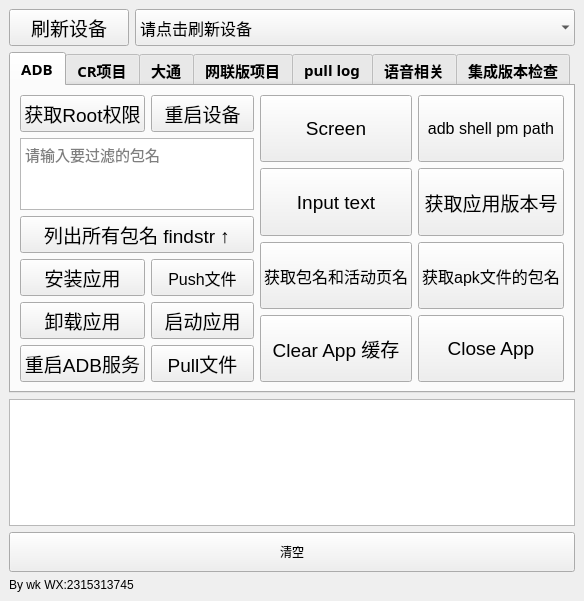
Above: adbtool.ui from wangke956/ADBTools before the change. Below: the same form after it.
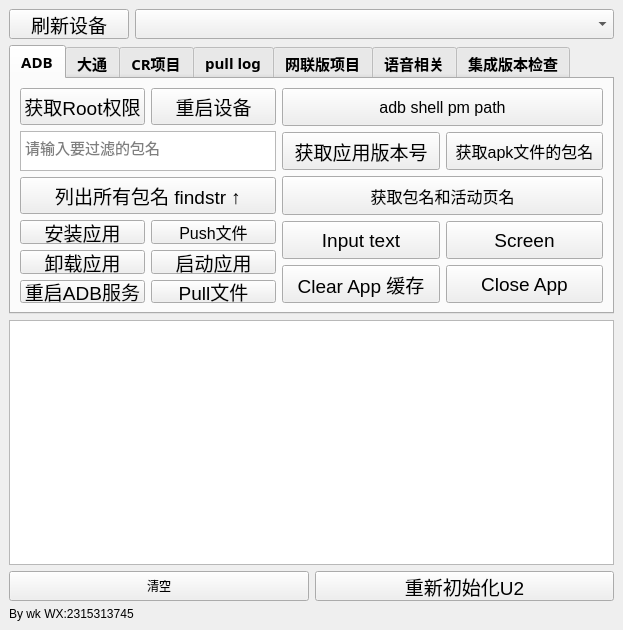
That is the form after the change.

The edit to the form file:
```diff
--- a/adbtool.ui
+++ b/adbtool.ui
@@ -7,8 +7,8 @@
    <rect>
     <x>0</x>
     <y>0</y>
-    <width>584</width>
-    <height>601</height>
+    <width>623</width>
+    <height>630</height>
    </rect>
   </property>
   <property name="sizePolicy">
@@ -65,73 +65,10 @@
     </sizepolicy>
    </property>
    <layout class="QGridLayout" name="gridLayout_6">
-    <property name="leftMargin">
-     <number>9</number>
-    </property>
-    <property name="topMargin">
-     <number>9</number>
-    </property>
-    <property name="rightMargin">
-     <number>9</number>
-    </property>
-    <property name="bottomMargin">
-     <number>9</number>
-    </property>
-    <item row="2" column="0">
-     <widget class="QTextBrowser" name="textBrowser">
-      <property name="enabled">
-       <bool>true</bool>
-      </property>
-      <property name="sizePolicy">
-       <sizepolicy hsizetype="Expanding" vsizetype="Expanding">
-        <horstretch>1</horstretch>
-        <verstretch>1</verstretch>
-       </sizepolicy>
-      </property>
-      <property name="minimumSize">
-       <size>
-        <width>0</width>
-        <height>100</height>
-       </size>
-      </property>
-      <property name="font">
-       <font>
-        <family>Franklin Gothic Medium</family>
-        <pointsize>12</pointsize>
-       </font>
-      </property>
-      <property name="acceptDrops">
-       <bool>true</bool>
-      </property>
-      <property name="tabChangesFocus">
-       <bool>false</bool>
-      </property>
-      <property name="readOnly">
-       <bool>false</bool>
-      </property>
-     </widget>
-    </item>
-    <item row="3" column="0">
-     <widget class="QPushButton" name="Cleartextbutton">
-      <property name="sizePolicy">
-       <sizepolicy hsizetype="Minimum" vsizetype="Minimum">
-        <horstretch>0</horstretch>
-        <verstretch>0</verstretch>
-       </sizepolicy>
-      </property>
-      <property name="minimumSize">
-       <size>
-        <width>0</width>
-        <height>40</height>
-       </size>
-      </property>
-      <property name="text">
-       <string>清空</string>
-      </property>
-     </widget>
-    </item>
     <item row="0" column="0">
-     <layout class="QFormLayout" name="formLayout_3">
+     <layout class="QVBoxLayout" name="verticalLayout_6">
+      <item>
+       <layout class="QFormLayout" name="formLayout_8">
       <item row="0" column="0">
        <widget class="QPushButton" name="RefreshButton">
         <property name="sizePolicy">
@@ -173,13 +110,13 @@
         </property>
         <property name="minimumSize">
          <size>
-          <width>150</width>
+            <width>50</width>
           <height>30</height>
          </size>
         </property>
         <property name="maximumSize">
          <size>
-          <width>500</width>
+            <width>16777215</width>
           <height>50</height>
          </size>
         </property>
@@ -195,40 +132,11 @@
           <pointsize>12</pointsize>
          </font>
         </property>
-        <property name="editable">
-         <bool>false</bool>
-        </property>
-        <property name="currentText">
-         <string notr="true">请点击刷新设备</string>
-        </property>
-        <property name="currentIndex">
-         <number>0</number>
-        </property>
-        <property name="maxVisibleItems">
-         <number>60</number>
-        </property>
-        <property name="iconSize">
-         <size>
-          <width>16</width>
-          <height>16</height>
-         </size>
-        </property>
-        <property name="placeholderText">
-         <string/>
-        </property>
-        <property name="frame">
-         <bool>false</bool>
-        </property>
-        <item>
-         <property name="text">
-          <string>请点击刷新设备</string>
-         </property>
-        </item>
        </widget>
       </item>
      </layout>
     </item>
-    <item row="1" column="0">
+      <item>
      <widget class="QTabWidget" name="tabWidget">
       <property name="enabled">
        <bool>true</bool>
@@ -269,37 +177,41 @@
        <attribute name="title">
         <string>ADB</string>
        </attribute>
-       <layout class="QFormLayout" name="formLayout_5">
+         <layout class="QFormLayout" name="formLayout_3">
         <item row="0" column="0" colspan="2">
+           <layout class="QFormLayout" name="formLayout_10">
+            <item row="0" column="0">
+             <layout class="QVBoxLayout" name="verticalLayout_3">
+              <item>
          <layout class="QGridLayout" name="gridLayout_3">
           <item row="0" column="0">
-           <layout class="QGridLayout" name="gridLayout">
-            <item row="8" column="0">
-             <widget class="QPushButton" name="reboot_adb_service_button">
+                 <widget class="QPushButton" name="adb_root_button">
+                  <property name="enabled">
+                   <bool>true</bool>
+                  </property>
               <property name="sizePolicy">
-               <sizepolicy hsizetype="Expanding" vsizetype="Expanding">
+                   <sizepolicy hsizetype="Expanding" vsizetype="Maximum">
                 <horstretch>0</horstretch>
                 <verstretch>0</verstretch>
                </sizepolicy>
               </property>
-              <property name="font">
-               <font>
-                <family>Arial</family>
-                <pointsize>14</pointsize>
-               </font>
-              </property>
-              <property name="text">
-               <string>重启ADB服务</string>
-              </property>
-             </widget>
-            </item>
-            <item row="6" column="0">
-             <widget class="QPushButton" name="adb_install_button">
-              <property name="sizePolicy">
-               <sizepolicy hsizetype="Expanding" vsizetype="Expanding">
-                <horstretch>0</horstretch>
-                <verstretch>0</verstretch>
-               </sizepolicy>
+                  <property name="minimumSize">
+                   <size>
+                    <width>0</width>
+                    <height>0</height>
+                   </size>
+                  </property>
+                  <property name="maximumSize">
+                   <size>
+                    <width>16777215</width>
+                    <height>60</height>
+                   </size>
+                  </property>
+                  <property name="baseSize">
+                   <size>
+                    <width>0</width>
+                    <height>0</height>
+                   </size>
               </property>
               <property name="font">
                <font>
@@ -308,33 +220,14 @@
                </font>
               </property>
               <property name="text">
-               <string>安装应用</string>
+                   <string>获取Root权限</string>
               </property>
              </widget>
             </item>
-            <item row="6" column="1">
-             <widget class="QPushButton" name="adb_push_file_button">
-              <property name="sizePolicy">
-               <sizepolicy hsizetype="Expanding" vsizetype="Expanding">
-                <horstretch>0</horstretch>
-                <verstretch>0</verstretch>
-               </sizepolicy>
-              </property>
-              <property name="font">
-               <font>
-                <family>Arial</family>
-                <pointsize>12</pointsize>
-               </font>
-              </property>
-              <property name="text">
-               <string>Push文件</string>
-              </property>
-             </widget>
-            </item>
-            <item row="1" column="1">
+                <item row="0" column="1">
              <widget class="QPushButton" name="button_reboot">
               <property name="sizePolicy">
-               <sizepolicy hsizetype="Expanding" vsizetype="Expanding">
+                   <sizepolicy hsizetype="Expanding" vsizetype="Maximum">
                 <horstretch>0</horstretch>
                 <verstretch>0</verstretch>
                </sizepolicy>
@@ -365,98 +258,30 @@
               </property>
              </widget>
             </item>
-            <item row="7" column="0">
-             <widget class="QPushButton" name="adb_uninstall_button">
-              <property name="sizePolicy">
-               <sizepolicy hsizetype="Expanding" vsizetype="Expanding">
-                <horstretch>0</horstretch>
-                <verstretch>0</verstretch>
-               </sizepolicy>
-              </property>
-              <property name="font">
-               <font>
-                <family>Arial</family>
-                <pointsize>14</pointsize>
-               </font>
-              </property>
-              <property name="text">
-               <string>卸载应用</string>
-              </property>
-             </widget>
-            </item>
-            <item row="7" column="1">
-             <widget class="QPushButton" name="start_app">
-              <property name="sizePolicy">
-               <sizepolicy hsizetype="Expanding" vsizetype="Expanding">
-                <horstretch>0</horstretch>
-                <verstretch>0</verstretch>
-               </sizepolicy>
-              </property>
-              <property name="font">
-               <font>
-                <family>Arial</family>
-                <pointsize>14</pointsize>
-               </font>
-              </property>
-              <property name="text">
-               <string>启动应用</string>
-              </property>
-             </widget>
-            </item>
-            <item row="1" column="0">
-             <widget class="QPushButton" name="adb_root_button">
-              <property name="enabled">
-               <bool>true</bool>
-              </property>
-              <property name="sizePolicy">
-               <sizepolicy hsizetype="Expanding" vsizetype="Expanding">
-                <horstretch>0</horstretch>
-                <verstretch>0</verstretch>
-               </sizepolicy>
-              </property>
-              <property name="minimumSize">
-               <size>
-                <width>0</width>
-                <height>0</height>
-               </size>
-              </property>
-              <property name="maximumSize">
-               <size>
-                <width>16777215</width>
-                <height>16777215</height>
-               </size>
-              </property>
-              <property name="sizeIncrement">
-               <size>
-                <width>0</width>
-                <height>1</height>
-               </size>
-              </property>
-              <property name="baseSize">
-               <size>
-                <width>0</width>
-                <height>0</height>
-               </size>
-              </property>
-              <property name="font">
-               <font>
-                <family>Arial</family>
-                <pointsize>14</pointsize>
-               </font>
-              </property>
-              <property name="text">
-               <string>获取Root权限</string>
-              </property>
-             </widget>
-            </item>
-            <item row="3" column="0" colspan="2">
+               </layout>
+              </item>
+              <item>
+               <layout class="QVBoxLayout" name="verticalLayout_5">
+                <item>
              <widget class="QTextEdit" name="Findstr">
               <property name="sizePolicy">
-               <sizepolicy hsizetype="Expanding" vsizetype="Expanding">
+                   <sizepolicy hsizetype="Expanding" vsizetype="Maximum">
                 <horstretch>0</horstretch>
                 <verstretch>0</verstretch>
                </sizepolicy>
               </property>
+                  <property name="minimumSize">
+                   <size>
+                    <width>0</width>
+                    <height>0</height>
+                   </size>
+                  </property>
+                  <property name="maximumSize">
+                   <size>
+                    <width>16777215</width>
+                    <height>60</height>
+                   </size>
+                  </property>
               <property name="font">
                <font>
                 <family>Arial</family>
@@ -478,29 +303,10 @@
               </property>
              </widget>
             </item>
-            <item row="8" column="1">
-             <widget class="QPushButton" name="adb_pull_file_button">
-              <property name="sizePolicy">
-               <sizepolicy hsizetype="Expanding" vsizetype="Expanding">
-                <horstretch>0</horstretch>
-                <verstretch>0</verstretch>
-               </sizepolicy>
-              </property>
-              <property name="font">
-               <font>
-                <family>Arial</family>
-                <pointsize>14</pointsize>
-               </font>
-              </property>
-              <property name="text">
-               <string>Pull文件</string>
-              </property>
-             </widget>
-            </item>
-            <item row="4" column="0" colspan="2">
+                <item>
              <widget class="QPushButton" name="list_package_button">
               <property name="sizePolicy">
-               <sizepolicy hsizetype="Expanding" vsizetype="Expanding">
+                   <sizepolicy hsizetype="Expanding" vsizetype="Maximum">
                 <horstretch>0</horstretch>
                 <verstretch>0</verstretch>
                </sizepolicy>
@@ -530,10 +336,155 @@
             </item>
            </layout>
           </item>
+              <item>
+               <layout class="QGridLayout" name="gridLayout">
+                <item row="0" column="0">
+                 <widget class="QPushButton" name="adb_install_button">
+                  <property name="sizePolicy">
+                   <sizepolicy hsizetype="Expanding" vsizetype="Maximum">
+                    <horstretch>0</horstretch>
+                    <verstretch>0</verstretch>
+                   </sizepolicy>
+                  </property>
+                  <property name="font">
+                   <font>
+                    <family>Arial</family>
+                    <pointsize>14</pointsize>
+                   </font>
+                  </property>
+                  <property name="text">
+                   <string>安装应用</string>
+                  </property>
+                 </widget>
+                </item>
+                <item row="0" column="1">
+                 <widget class="QPushButton" name="adb_push_file_button">
+                  <property name="sizePolicy">
+                   <sizepolicy hsizetype="Expanding" vsizetype="Maximum">
+                    <horstretch>0</horstretch>
+                    <verstretch>0</verstretch>
+                   </sizepolicy>
+                  </property>
+                  <property name="font">
+                   <font>
+                    <family>Arial</family>
+                    <pointsize>12</pointsize>
+                   </font>
+                  </property>
+                  <property name="text">
+                   <string>Push文件</string>
+                  </property>
+                 </widget>
+                </item>
+                <item row="1" column="0">
+                 <widget class="QPushButton" name="adb_uninstall_button">
+                  <property name="sizePolicy">
+                   <sizepolicy hsizetype="Expanding" vsizetype="Maximum">
+                    <horstretch>0</horstretch>
+                    <verstretch>0</verstretch>
+                   </sizepolicy>
+                  </property>
+                  <property name="font">
+                   <font>
+                    <family>Arial</family>
+                    <pointsize>14</pointsize>
+                   </font>
+                  </property>
+                  <property name="text">
+                   <string>卸载应用</string>
+                  </property>
+                 </widget>
+                </item>
+                <item row="1" column="1">
+                 <widget class="QPushButton" name="start_app">
+                  <property name="sizePolicy">
+                   <sizepolicy hsizetype="Expanding" vsizetype="Maximum">
+                    <horstretch>0</horstretch>
+                    <verstretch>0</verstretch>
+                   </sizepolicy>
+                  </property>
+                  <property name="font">
+                   <font>
+                    <family>Arial</family>
+                    <pointsize>14</pointsize>
+                   </font>
+                  </property>
+                  <property name="text">
+                   <string>启动应用</string>
+                  </property>
+                 </widget>
+                </item>
+                <item row="2" column="0">
+                 <widget class="QPushButton" name="reboot_adb_service_button">
+                  <property name="sizePolicy">
+                   <sizepolicy hsizetype="Minimum" vsizetype="Maximum">
+                    <horstretch>0</horstretch>
+                    <verstretch>0</verstretch>
+                   </sizepolicy>
+                  </property>
+                  <property name="font">
+                   <font>
+                    <family>Arial</family>
+                    <pointsize>14</pointsize>
+                   </font>
+                  </property>
+                  <property name="text">
+                   <string>重启ADB服务</string>
+                  </property>
+                 </widget>
+                </item>
+                <item row="2" column="1">
+                 <widget class="QPushButton" name="adb_pull_file_button">
+                  <property name="sizePolicy">
+                   <sizepolicy hsizetype="Expanding" vsizetype="Maximum">
+                    <horstretch>0</horstretch>
+                    <verstretch>0</verstretch>
+                   </sizepolicy>
+                  </property>
+                  <property name="font">
+                   <font>
+                    <family>Arial</family>
+                    <pointsize>14</pointsize>
+                   </font>
+                  </property>
+                  <property name="text">
+                   <string>Pull文件</string>
+                  </property>
+                 </widget>
+                </item>
+               </layout>
+              </item>
+             </layout>
+            </item>
           <item row="0" column="1">
            <layout class="QGridLayout" name="gridLayout_2">
-            <item row="1" column="0">
-             <widget class="QPushButton" name="input_text_via_adb_button">
+              <item row="4" column="0" colspan="2">
+               <widget class="QPushButton" name="app_package_and_activity">
+                <property name="sizePolicy">
+                 <sizepolicy hsizetype="Expanding" vsizetype="Expanding">
+                  <horstretch>0</horstretch>
+                  <verstretch>1</verstretch>
+                 </sizepolicy>
+                </property>
+                <property name="minimumSize">
+                 <size>
+                  <width>0</width>
+                  <height>0</height>
+                 </size>
+                </property>
+                <property name="font">
+                 <font>
+                  <family>Arial</family>
+                  <pointsize>12</pointsize>
+                 </font>
+                </property>
+                <property name="text">
+                 <string>获取包名和活动页名</string>
+                </property>
+               </widget>
+              </item>
+              <item row="6" column="1">
+               <widget class="QPushButton" name="get_screenshot_button">
               <property name="sizePolicy">
                <sizepolicy hsizetype="Expanding" vsizetype="Expanding">
                 <horstretch>0</horstretch>
@@ -553,11 +504,11 @@
                </font>
               </property>
               <property name="text">
-               <string>Input text</string>
+                 <string>Screen</string>
               </property>
              </widget>
             </item>
-            <item row="0" column="1">
+              <item row="0" column="0" colspan="2">
              <widget class="QPushButton" name="view_apk_path">
               <property name="sizePolicy">
                <sizepolicy hsizetype="Expanding" vsizetype="Expanding">
@@ -585,8 +536,8 @@
               </property>
              </widget>
             </item>
-            <item row="4" column="1">
-             <widget class="QPushButton" name="force_stop_app">
+              <item row="8" column="0">
+               <widget class="QPushButton" name="clear_app_cache_button">
               <property name="sizePolicy">
                <sizepolicy hsizetype="Expanding" vsizetype="Expanding">
                 <horstretch>0</horstretch>
@@ -606,11 +557,11 @@
                </font>
               </property>
               <property name="text">
-               <string>Close App</string>
+                 <string>Clear App 缓存</string>
               </property>
              </widget>
             </item>
-            <item row="2" column="1">
+              <item row="1" column="1">
              <widget class="QPushButton" name="aapt_getpackagename_button">
               <property name="sizePolicy">
                <sizepolicy hsizetype="Minimum" vsizetype="Expanding">
@@ -635,8 +586,8 @@
               </property>
              </widget>
             </item>
-            <item row="0" column="0">
-             <widget class="QPushButton" name="get_screenshot_button">
+              <item row="6" column="0">
+               <widget class="QPushButton" name="input_text_via_adb_button">
               <property name="sizePolicy">
                <sizepolicy hsizetype="Expanding" vsizetype="Expanding">
                 <horstretch>0</horstretch>
@@ -656,11 +607,11 @@
                </font>
               </property>
               <property name="text">
-               <string>Screen</string>
+                 <string>Input text</string>
               </property>
              </widget>
             </item>
-            <item row="1" column="1">
+              <item row="1" column="0">
              <widget class="QPushButton" name="get_running_app_info_button">
               <property name="sizePolicy">
                <sizepolicy hsizetype="Expanding" vsizetype="Expanding">
@@ -685,33 +636,8 @@
               </property>
              </widget>
             </item>
-            <item row="2" column="0">
-             <widget class="QPushButton" name="app_package_and_activity">
-              <property name="sizePolicy">
-               <sizepolicy hsizetype="Expanding" vsizetype="Expanding">
-                <horstretch>0</horstretch>
-                <verstretch>1</verstretch>
-               </sizepolicy>
-              </property>
-              <property name="minimumSize">
-               <size>
-                <width>0</width>
-                <height>0</height>
-               </size>
-              </property>
-              <property name="font">
-               <font>
-                <family>Arial</family>
-                <pointsize>12</pointsize>
-               </font>
-              </property>
-              <property name="text">
-               <string>获取包名和活动页名</string>
-              </property>
-             </widget>
-            </item>
-            <item row="4" column="0">
-             <widget class="QPushButton" name="clear_app_cache_button">
+              <item row="8" column="1">
+               <widget class="QPushButton" name="force_stop_app">
               <property name="sizePolicy">
                <sizepolicy hsizetype="Expanding" vsizetype="Expanding">
                 <horstretch>0</horstretch>
@@ -731,7 +657,7 @@
                </font>
               </property>
               <property name="text">
-               <string>Clear App 缓存</string>
+                 <string>Close App</string>
               </property>
              </widget>
             </item>
@@ -741,45 +667,6 @@
         </item>
        </layout>
       </widget>
-      <widget class="QWidget" name="ADB_02">
-       <property name="enabled">
-        <bool>true</bool>
-       </property>
-       <attribute name="title">
-        <string>CR项目</string>
-       </attribute>
-       <layout class="QGridLayout" name="gridLayout_9">
-        <item row="0" column="0">
-         <layout class="QGridLayout" name="gridLayout_10">
-          <item row="0" column="0">
-           <widget class="QPushButton" name="AS33_CR_enter_engineering_mode_button">
-            <property name="minimumSize">
-             <size>
-              <width>200</width>
-              <height>0</height>
-             </size>
-            </property>
-            <property name="maximumSize">
-             <size>
-              <width>16777215</width>
-              <height>50</height>
-             </size>
-            </property>
-            <property name="font">
-             <font>
-              <family>Arial Rounded MT Bold</family>
-              <pointsize>12</pointsize>
-             </font>
-            </property>
-            <property name="text">
-             <string>AS33_CR进入工程模式</string>
-            </property>
-           </widget>
-          </item>
-         </layout>
-        </item>
-       </layout>
-      </widget>
       <widget class="QWidget" name="datong_tab">
        <attribute name="title">
         <string>大通</string>
@@ -990,6 +877,160 @@
         </item>
        </layout>
       </widget>
+        <widget class="QWidget" name="ADB_02">
+         <property name="enabled">
+          <bool>true</bool>
+         </property>
+         <attribute name="title">
+          <string>CR项目</string>
+         </attribute>
+         <layout class="QGridLayout" name="gridLayout_9">
+          <item row="0" column="0">
+           <layout class="QGridLayout" name="gridLayout_10">
+            <item row="0" column="0">
+             <widget class="QPushButton" name="AS33_CR_enter_engineering_mode_button">
+              <property name="sizePolicy">
+               <sizepolicy hsizetype="Fixed" vsizetype="Fixed">
+                <horstretch>0</horstretch>
+                <verstretch>0</verstretch>
+               </sizepolicy>
+              </property>
+              <property name="minimumSize">
+               <size>
+                <width>200</width>
+                <height>0</height>
+               </size>
+              </property>
+              <property name="maximumSize">
+               <size>
+                <width>16777215</width>
+                <height>50</height>
+               </size>
+              </property>
+              <property name="font">
+               <font>
+                <family>Arial Rounded MT Bold</family>
+                <pointsize>12</pointsize>
+               </font>
+              </property>
+              <property name="text">
+               <string>AS33_CR进入工程模式</string>
+              </property>
+             </widget>
+            </item>
+           </layout>
+          </item>
+         </layout>
+        </widget>
+        <widget class="QWidget" name="pul_log">
+         <attribute name="title">
+          <string>pull log</string>
+         </attribute>
+         <layout class="QFormLayout" name="formLayout_7">
+          <item row="0" column="0" colspan="2">
+           <layout class="QVBoxLayout" name="verticalLayout">
+            <item>
+             <layout class="QHBoxLayout" name="horizontalLayout">
+              <item>
+               <widget class="QLabel" name="label_log_path">
+                <property name="minimumSize">
+                 <size>
+                  <width>0</width>
+                  <height>25</height>
+                 </size>
+                </property>
+                <property name="text">
+                 <string>日志路径：</string>
+                </property>
+               </widget>
+              </item>
+              <item>
+               <widget class="QLineEdit" name="inputbox_log_path">
+                <property name="minimumSize">
+                 <size>
+                  <width>0</width>
+                  <height>25</height>
+                 </size>
+                </property>
+                <property name="font">
+                 <font>
+                  <pointsize>11</pointsize>
+                 </font>
+                </property>
+               </widget>
+              </item>
+             </layout>
+            </item>
+            <item>
+             <widget class="QPushButton" name="browse_log_save_path_button">
+              <property name="sizePolicy">
+               <sizepolicy hsizetype="Minimum" vsizetype="Minimum">
+                <horstretch>0</horstretch>
+                <verstretch>0</verstretch>
+               </sizepolicy>
+              </property>
+              <property name="minimumSize">
+               <size>
+                <width>50</width>
+                <height>25</height>
+               </size>
+              </property>
+              <property name="font">
+               <font>
+                <pointsize>12</pointsize>
+               </font>
+              </property>
+              <property name="text">
+               <string>浏览</string>
+              </property>
+             </widget>
+            </item>
+            <item>
+             <widget class="QPushButton" name="open_path_buttom">
+              <property name="sizePolicy">
+               <sizepolicy hsizetype="Minimum" vsizetype="Minimum">
+                <horstretch>0</horstretch>
+                <verstretch>0</verstretch>
+               </sizepolicy>
+              </property>
+              <property name="minimumSize">
+               <size>
+                <width>50</width>
+                <height>25</height>
+               </size>
+              </property>
+              <property name="font">
+               <font>
+                <pointsize>12</pointsize>
+               </font>
+              </property>
+              <property name="text">
+               <string>打开目录</string>
+              </property>
+             </widget>
+            </item>
+            <item>
+             <widget class="QPushButton" name="pull_log_button">
+              <property name="minimumSize">
+               <size>
+                <width>0</width>
+                <height>30</height>
+               </size>
+              </property>
+              <property name="font">
+               <font>
+                <pointsize>11</pointsize>
+               </font>
+              </property>
+              <property name="text">
+               <string>开始拉取日志</string>
+              </property>
+             </widget>
+            </item>
+           </layout>
+          </item>
+         </layout>
+        </widget>
       <widget class="QWidget" name="tab">
        <attribute name="title">
         <string>网联版项目</string>
@@ -1132,115 +1173,6 @@
         </item>
        </layout>
       </widget>
-      <widget class="QWidget" name="pul_log">
-       <attribute name="title">
-        <string>pull log</string>
-       </attribute>
-       <layout class="QFormLayout" name="formLayout_7">
-        <item row="0" column="0" colspan="2">
-         <layout class="QVBoxLayout" name="verticalLayout">
-          <item>
-           <layout class="QHBoxLayout" name="horizontalLayout">
-            <item>
-             <widget class="QLabel" name="label_log_path">
-              <property name="minimumSize">
-               <size>
-                <width>0</width>
-                <height>25</height>
-               </size>
-              </property>
-              <property name="text">
-               <string>日志路径：</string>
-              </property>
-             </widget>
-            </item>
-            <item>
-             <widget class="QLineEdit" name="inputbox_log_path">
-              <property name="minimumSize">
-               <size>
-                <width>0</width>
-                <height>25</height>
-               </size>
-              </property>
-              <property name="font">
-               <font>
-                <pointsize>11</pointsize>
-               </font>
-              </property>
-             </widget>
-            </item>
-           </layout>
-          </item>
-          <item>
-           <widget class="QPushButton" name="browse_log_save_path_button">
-            <property name="sizePolicy">
-             <sizepolicy hsizetype="Minimum" vsizetype="Minimum">
-              <horstretch>0</horstretch>
-              <verstretch>0</verstretch>
-             </sizepolicy>
-            </property>
-            <property name="minimumSize">
-             <size>
-              <width>50</width>
-              <height>25</height>
-             </size>
-            </property>
-            <property name="font">
-             <font>
-              <pointsize>12</pointsize>
-             </font>
-            </property>
-            <property name="text">
-             <string>浏览</string>
-            </property>
-           </widget>
-          </item>
-          <item>
-           <widget class="QPushButton" name="open_path_buttom">
-            <property name="sizePolicy">
-             <sizepolicy hsizetype="Minimum" vsizetype="Minimum">
-              <horstretch>0</horstretch>
-              <verstretch>0</verstretch>
-             </sizepolicy>
-            </property>
-            <property name="minimumSize">
-             <size>
-              <width>50</width>
-              <height>25</height>
-             </size>
-            </property>
-            <property name="font">
-             <font>
-              <pointsize>12</pointsize>
-             </font>
-            </property>
-            <property name="text">
-             <string>打开目录</string>
-            </property>
-           </widget>
-          </item>
-          <item>
-           <widget class="QPushButton" name="pull_log_button">
-            <property name="minimumSize">
-             <size>
-              <width>0</width>
-              <height>30</height>
-             </size>
-            </property>
-            <property name="font">
-             <font>
-              <pointsize>11</pointsize>
-             </font>
-            </property>
-            <property name="text">
-             <string>开始拉取日志</string>
-            </property>
-           </widget>
-          </item>
-         </layout>
-        </item>
-       </layout>
-      </widget>
       <widget class="QWidget" name="tab_3">
        <attribute name="title">
         <string>语音相关</string>
@@ -1639,7 +1571,118 @@
       </widget>
      </widget>
     </item>
-    <item row="4" column="0">
+     </layout>
+    </item>
+    <item row="1" column="0">
+     <layout class="QVBoxLayout" name="verticalLayout_8">
+      <item>
+       <layout class="QVBoxLayout" name="verticalLayout_7">
+        <item>
+         <widget class="QTextBrowser" name="textBrowser">
+          <property name="enabled">
+           <bool>true</bool>
+          </property>
+          <property name="sizePolicy">
+           <sizepolicy hsizetype="Expanding" vsizetype="Minimum">
+            <horstretch>0</horstretch>
+            <verstretch>0</verstretch>
+           </sizepolicy>
+          </property>
+          <property name="minimumSize">
+           <size>
+            <width>0</width>
+            <height>245</height>
+           </size>
+          </property>
+          <property name="maximumSize">
+           <size>
+            <width>16777215</width>
+            <height>900</height>
+           </size>
+          </property>
+          <property name="font">
+           <font>
+            <family>Franklin Gothic Medium</family>
+            <pointsize>12</pointsize>
+           </font>
+          </property>
+          <property name="acceptDrops">
+           <bool>true</bool>
+          </property>
+          <property name="tabChangesFocus">
+           <bool>false</bool>
+          </property>
+          <property name="readOnly">
+           <bool>false</bool>
+          </property>
+         </widget>
+        </item>
+        <item>
+         <layout class="QHBoxLayout" name="horizontalLayout_5">
+          <item>
+           <widget class="QPushButton" name="Cleartextbutton">
+            <property name="sizePolicy">
+             <sizepolicy hsizetype="Preferred" vsizetype="Maximum">
+              <horstretch>0</horstretch>
+              <verstretch>0</verstretch>
+             </sizepolicy>
+            </property>
+            <property name="minimumSize">
+             <size>
+              <width>0</width>
+              <height>30</height>
+             </size>
+            </property>
+            <property name="maximumSize">
+             <size>
+              <width>300</width>
+              <height>50</height>
+             </size>
+            </property>
+            <property name="text">
+             <string>清空</string>
+            </property>
+           </widget>
+          </item>
+          <item>
+           <widget class="QPushButton" name="reinit_u2_button">
+            <property name="sizePolicy">
+             <sizepolicy hsizetype="Preferred" vsizetype="Maximum">
+              <horstretch>0</horstretch>
+              <verstretch>0</verstretch>
+             </sizepolicy>
+            </property>
+            <property name="minimumSize">
+             <size>
+              <width>0</width>
+              <height>30</height>
+             </size>
+            </property>
+            <property name="maximumSize">
+             <size>
+              <width>300</width>
+              <height>50</height>
+             </size>
+            </property>
+            <property name="font">
+             <font>
+              <family>Arial</family>
+              <pointsize>14</pointsize>
+             </font>
+            </property>
+            <property name="mouseTracking">
+             <bool>false</bool>
+            </property>
+            <property name="text">
+             <string>重新初始化U2</string>
+            </property>
+           </widget>
+          </item>
+         </layout>
+        </item>
+       </layout>
+      </item>
+      <item>
      <widget class="QLabel" name="label">
       <property name="sizePolicy">
        <sizepolicy hsizetype="Maximum" vsizetype="Maximum">
@@ -1659,6 +1702,8 @@
      </widget>
     </item>
    </layout>
+    </item>
+   </layout>
   </widget>
  </widget>
  <resources/>
```
Left out of the diff: 36 changed lines with no effect on the pictures. Lines whose indentation alone changed are shown as unchanged.
